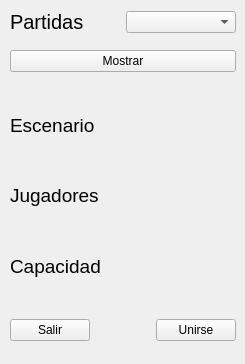
Before: the Qt Designer form Client/ui/ui/buscarpartida.ui in AbrahamOsco/Worms-Taller-1, drawn with Qt 5.
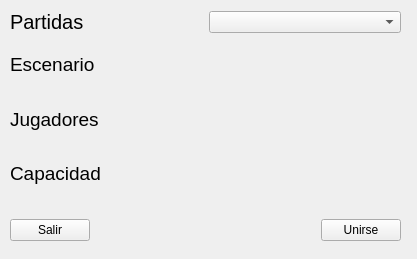
After: the same form once the commit is applied.

Commit message: cambio la ui de buscar partida

What changed in the file:
```diff
--- a/Client/ui/ui/buscarpartida.ui
+++ b/Client/ui/ui/buscarpartida.ui
@@ -6,8 +6,8 @@
    <rect>
     <x>0</x>
     <y>0</y>
-    <width>245</width>
-    <height>364</height>
+    <width>417</width>
+    <height>259</height>
    </rect>
   </property>
   <property name="windowTitle">
@@ -18,8 +18,8 @@
     <rect>
      <x>10</x>
      <y>10</y>
-     <width>226</width>
-     <height>331</height>
+     <width>391</width>
+     <height>231</height>
     </rect>
    </property>
    <layout class="QVBoxLayout" name="verticalLayout">
@@ -42,49 +42,6 @@
       </item>
      </layout>
     </item>
-    <item>
-     <spacer name="verticalSpacer">
-      <property name="orientation">
-       <enum>Qt::Vertical</enum>
-      </property>
-      <property name="sizeType">
-       <enum>QSizePolicy::Fixed</enum>
-      </property>
-      <property name="sizeHint" stdset="0">
-       <size>
-        <width>20</width>
-        <height>10</height>
-       </size>
-      </property>
-     </spacer>
-    </item>
-    <item>
-     <layout class="QHBoxLayout" name="horizontalLayout_2">
-      <item>
-       <widget class="QPushButton" name="buttonMostrar">
-        <property name="text">
-         <string>Mostrar</string>
-        </property>
-       </widget>
-      </item>
-     </layout>
-    </item>
-    <item>
-     <spacer name="verticalSpacer_2">
-      <property name="orientation">
-       <enum>Qt::Vertical</enum>
-      </property>
-      <property name="sizeType">
-       <enum>QSizePolicy::Fixed</enum>
-      </property>
-      <property name="sizeHint" stdset="0">
-       <size>
-        <width>20</width>
-        <height>15</height>
-       </size>
-      </property>
-     </spacer>
-    </item>
     <item>
      <widget class="QLabel" name="labelEscenario">
       <property name="font">
```
The commit also changes 1 other file.
